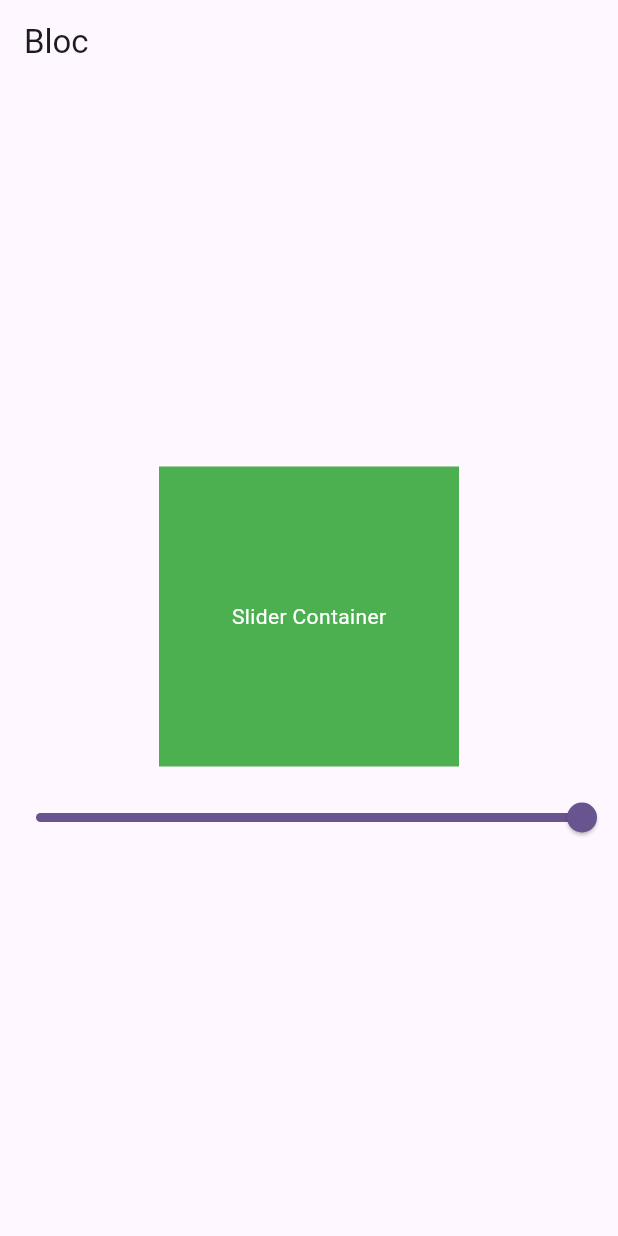
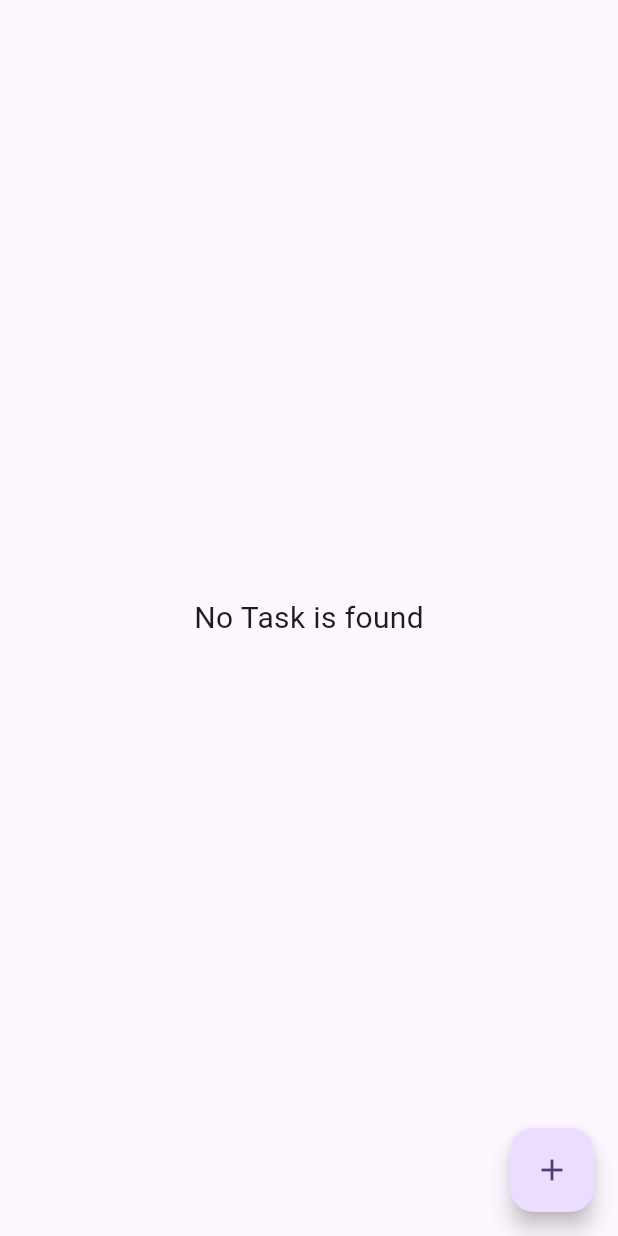
Before and after one commit to Farwakhan971/Bloc, a Flutter app: the screen it shows after launch, on a phone screen of 412 x 824 dp. Run offline on Flutter 3.47's test engine with Material 3 defaults, Android fonts, the phone set to English and light mode, and no system bars; our stand-ins replace bloc, equatable, flutter_bloc, image_picker.

Commit message:
Final Commit

```diff
--- /dev/null
+++ b/lib/bloc/imagepicker/imagepicker_bloc.dart
@@ -0,0 +1,21 @@
+import 'package:bloc/bloc.dart';
+import 'package:bloc_state_management/bloc/imagepicker/imagepicker_event.dart';
+import 'package:bloc_state_management/utils/imagepicker_utils.dart';
+import 'package:image_picker/image_picker.dart';
+import 'imagepicker_state.dart';
+
+class ImagepickerBloc extends Bloc<ImagePickerEvent, ImagepickerState>{
+  ImagePickerUtils imagePickerUtils = ImagePickerUtils();
+  ImagepickerBloc(this.imagePickerUtils) :super(ImagepickerState()){
+    on<ImageFromGallery>(_galleryImage);
+    on<ImageFromCamera>(_cameraImage);
+  }
+  void _cameraImage (ImageFromCamera event, Emitter<ImagepickerState> emit) async{
+    final XFile? file = await imagePickerUtils.camera();
+    emit(state.copyWith(file: file));
+  }
+  void _galleryImage(ImageFromGallery event, Emitter<ImagepickerState> emit) async{
+    final XFile? file = await imagePickerUtils.gallery();
+    emit(state.copyWith(file: file));
+  }
+}
--- /dev/null
+++ b/lib/bloc/imagepicker/imagepicker_event.dart
@@ -0,0 +1,8 @@
+import 'package:equatable/equatable.dart';
+abstract class ImagePickerEvent extends Equatable{
+  const ImagePickerEvent();
+  @override
+  List<Object?> get props => [];
+}
+class ImageFromGallery extends ImagePickerEvent{}
+class ImageFromCamera extends ImagePickerEvent{}
--- /dev/null
+++ b/lib/bloc/imagepicker/imagepicker_state.dart
@@ -0,0 +1,13 @@
+import 'package:equatable/equatable.dart';
+import 'package:image_picker/image_picker.dart';
+class ImagepickerState extends Equatable{
+  final XFile? file;
+  ImagepickerState({this.file});
+  ImagepickerState copyWith({XFile? file}){
+    return ImagepickerState(
+    file: file ?? this.file,
+    );
+  }
+  @override
+  List<Object?> get props => [file];
+}
--- a/lib/bloc/slider/slider_bloc.dart
+++ b/lib/bloc/slider/slider_bloc.dart
@@ -4,8 +4,7 @@ import 'package:bloc_state_management/bloc/slider/slider_state.dart';
 
 class SliderBloc extends Bloc<SliderEvent, SliderState>{
   SliderBloc() : super(SliderState()){
-    on<SliderMove> (_Slidermove);
-  }
+    on<SliderMove> (_Slidermove);}
   void _Slidermove(SliderMove event, Emitter<SliderState> emit) {
     emit(state.copyWith(sliderValue: event.slider));
   }
--- /dev/null
+++ b/lib/bloc/todo/todo_bloc.dart
@@ -0,0 +1,14 @@
+import 'package:bloc/bloc.dart';
+import 'package:bloc_state_management/bloc/todo/todo_event.dart';
+import 'package:bloc_state_management/bloc/todo/todo_state.dart';
+class TodoBloc extends Bloc<TodoEvent, TodoState>{
+  final List<String> todo = [];
+  TodoBloc(): super(TodoState()){
+    on<AddList> (_AddList);
+  }
+  void _AddList(AddList event, Emitter<TodoState> emit){
+    todo.add(event.task!);
+    emit(state.copyWith(todolist: List.from(todo)));
+  }
+
+}
--- /dev/null
+++ b/lib/bloc/todo/todo_event.dart
@@ -0,0 +1,23 @@
+import 'package:equatable/equatable.dart';
+
+class TodoEvent extends Equatable{
+  const TodoEvent();
+  @override
+  List<Object?> get props => [];
+}
+
+class AddList extends TodoEvent{
+  String? task;
+  AddList({required this.task});
+  @override
+  List<Object?> get props => [task];
+
+}
+
+class RemoveList extends TodoEvent{
+   Object? removeTask;
+   RemoveList({this.removeTask});
+
+   @override
+   List<Object?> get props => [removeTask];
+}
--- /dev/null
+++ b/lib/bloc/todo/todo_state.dart
@@ -0,0 +1,13 @@
+import 'package:equatable/equatable.dart';
+class TodoState extends Equatable{
+  List<String> todolist;
+  TodoState({this.todolist = const []});
+  @override
+  List<Object?> get props => [todolist];
+
+  TodoState copyWith ({List<String>? todolist}){
+    return TodoState(
+      todolist: todolist ?? this.todolist
+    );
+}
+}
--- a/lib/main.dart
+++ b/lib/main.dart
@@ -1,7 +1,12 @@
 import 'package:bloc_state_management/bloc/counter/counter_bloc.dart';
+import 'package:bloc_state_management/bloc/imagepicker/imagepicker_bloc.dart';
+import 'package:bloc_state_management/bloc/todo/todo_bloc.dart';
 import 'package:bloc_state_management/ui/Switch_screen.dart';
 import 'package:bloc_state_management/ui/home_screen.dart';
+import 'package:bloc_state_management/ui/image_picker.dart';
 import 'package:bloc_state_management/ui/slider_Screen.dart';
+import 'package:bloc_state_management/ui/todo_screen.dart';
+import 'package:bloc_state_management/utils/imagepicker_utils.dart';
 import 'package:flutter/material.dart';
 import 'package:flutter_bloc/flutter_bloc.dart';
 
@@ -28,6 +33,13 @@ class MyApp extends StatelessWidget {
         BlocProvider(
           create: (context) => SliderBloc(),
         ),
+        BlocProvider(
+          create: (context) => ImagepickerBloc(ImagePickerUtils()),
+        ),
+        BlocProvider(
+          create: (context) => TodoBloc(),
+        ),
+
       ],
       child: MaterialApp(
         debugShowCheckedModeBanner: false,
@@ -36,7 +48,7 @@ class MyApp extends StatelessWidget {
           colorScheme: ColorScheme.fromSeed(seedColor: Colors.deepPurple),
           useMaterial3: true,
         ),
-        home: SliderScreen(),
+        home: TodoScreen(),
       ),
     );
   }
--- /dev/null
+++ b/lib/ui/todo_screen.dart
@@ -0,0 +1,46 @@
+import 'package:bloc_state_management/bloc/todo/todo_bloc.dart';
+import 'package:bloc_state_management/bloc/todo/todo_event.dart';
+import 'package:bloc_state_management/bloc/todo/todo_state.dart';
+import 'package:flutter/material.dart';
+import 'package:flutter_bloc/flutter_bloc.dart';
+class TodoScreen extends StatefulWidget {
+  const TodoScreen({super.key});
+  @override
+  State<TodoScreen> createState() => _TodoScreenState();
+}
+class _TodoScreenState extends State<TodoScreen> {
+  @override
+  Widget build(BuildContext context) {
+    return Scaffold(
+      body: BlocBuilder<TodoBloc, TodoState>(
+
+  builder: (context, state) {
+    if(state.todolist.isEmpty){
+      return Center(child: Text('No Task is found', style: TextStyle(fontSize: 20),));
+    }
+    else if(state.todolist.isNotEmpty){
+      return ListView.builder(
+        itemCount: state.todolist.length,
+        itemBuilder: (context, index) {
+          return ListTile(title: Text(state.todolist[index]),
+            trailing: const Icon(Icons.delete),
+          );},
+      );
+    }
+    else{
+      return Container();
+    }
+  },
+),
+      floatingActionButton: FloatingActionButton(
+        onPressed: (){
+          for(int i = 0; i<10; i++){
+            context.read<TodoBloc>().add(AddList(task: 'task $i'));
+          }
+
+        },
+        child: const Icon(Icons.add),
+      ),
+    );
+  }
+}
--- /dev/null
+++ b/lib/utils/imagepicker_utils.dart
@@ -0,0 +1,15 @@
+import 'package:image_picker/image_picker.dart';
+
+class ImagePickerUtils{
+  ImagePicker imagePicker = ImagePicker();
+
+  Future<XFile?> camera() async{
+    final XFile? file = await imagePicker.pickImage(source: ImageSource.camera);
+    return file;
+  }
+
+  Future<XFile?> gallery() async{
+    final XFile? file = await imagePicker.pickImage(source: ImageSource.gallery);
+    return file;
+  }
+}
--- a/pubspec.yaml
+++ b/pubspec.yaml
@@ -25,6 +25,7 @@ dependencies:
   equatable:
   flutter_bloc:
   bloc:
+  image_picker:
 
 dev_dependencies:
   flutter_test:
```
Also changed, not shown: lib/ui/image_picker.dart (added, +34 -0 lines), pubspec.lock, 6 other files.
